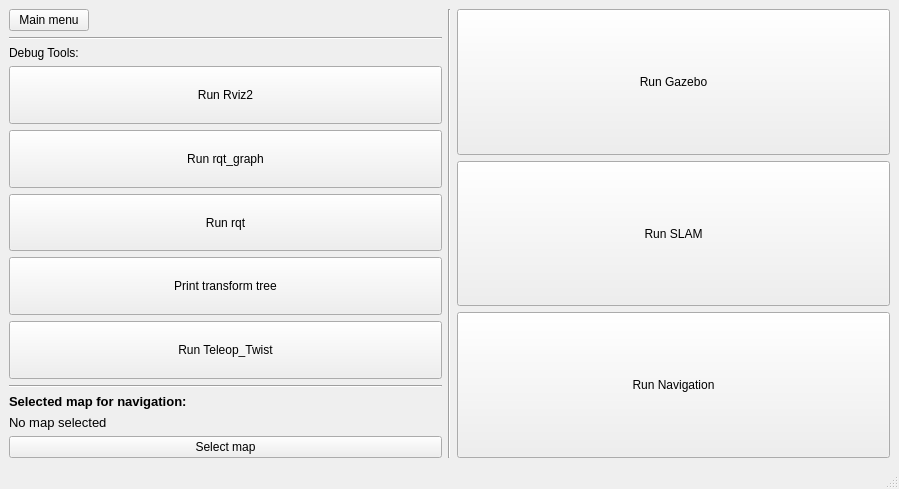
Before: the Qt Designer form RoSA_Monitor/simulationwindow.ui in PabloNH00/RoSA_Monitor, drawn with Qt 5.
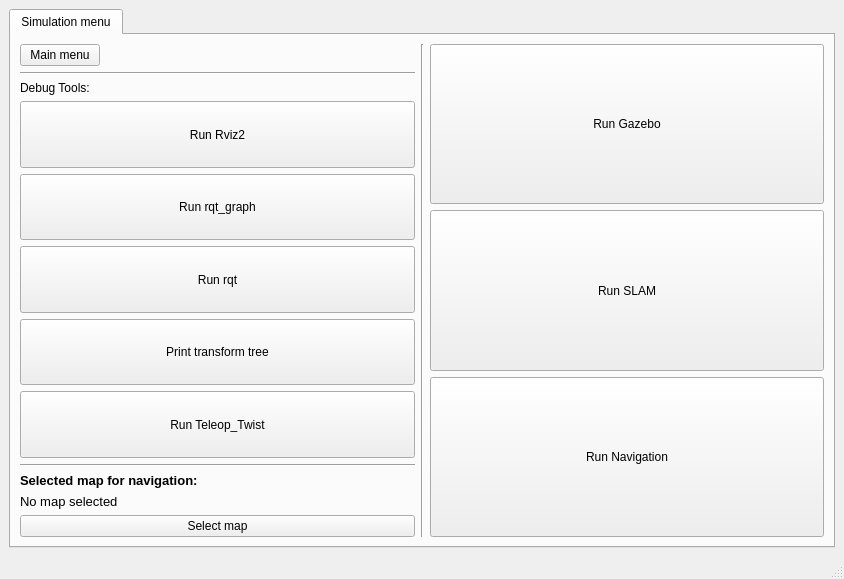
After: the same form once the commit is applied.

Diff of the .ui file:
```diff
--- a/RoSA_Monitor/simulationwindow.ui
+++ b/RoSA_Monitor/simulationwindow.ui
@@ -6,8 +6,8 @@
    <rect>
     <x>0</x>
     <y>0</y>
-    <width>899</width>
-    <height>489</height>
+    <width>844</width>
+    <height>579</height>
    </rect>
   </property>
   <property name="windowTitle">
@@ -15,6 +15,19 @@
   </property>
   <widget class="QWidget" name="centralwidget">
    <layout class="QGridLayout" name="gridLayout">
+    <item row="1" column="0">
+     <widget class="QTabWidget" name="tabsimulationWidget">
+      <property name="enabled">
+       <bool>true</bool>
+      </property>
+      <property name="currentIndex">
+       <number>0</number>
+      </property>
+      <widget class="QWidget" name="tab_IndeximMenu">
+       <attribute name="title">
+        <string>Simulation menu</string>
+       </attribute>
+       <layout class="QGridLayout" name="gridLayout_2">
     <item row="0" column="0">
      <layout class="QHBoxLayout" name="horizontalLayout_3">
       <item>
@@ -248,6 +261,10 @@
     </item>
    </layout>
   </widget>
+     </widget>
+    </item>
+   </layout>
+  </widget>
   <widget class="QMenuBar" name="menubar">
    <property name="geometry">
     <rect>
```
Left out of the diff: 2 changed lines with no effect on the pictures. Lines whose indentation alone changed are shown as unchanged.
